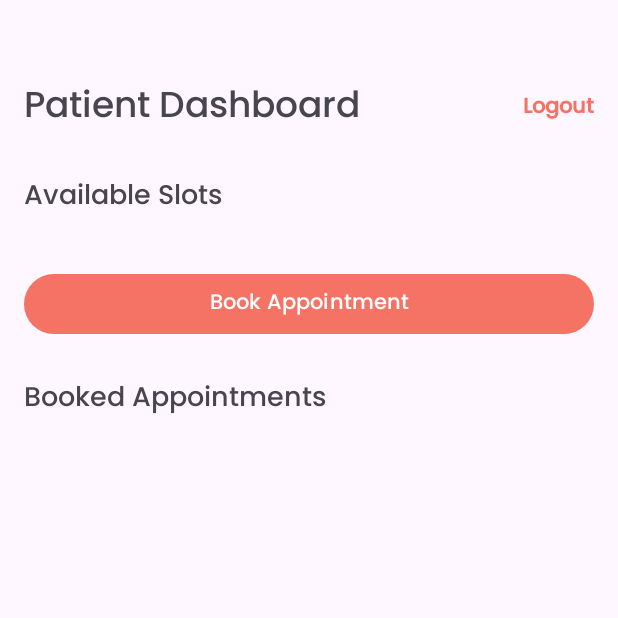
After one commit to varunvjha/MedConnect, an Android app: the PatientActivity screen opened directly, with no data from a screen before it, on a phone screen of 412 x 824 dp, the top half of it. The commit adds this screen. Run offline under Robolectric (Android 15) with nearby library versions, the phone set to English and light mode, and no system bars; 5 statements that could not run were skipped.

Commit message:
Added models and PatientActivity

```diff
--- /dev/null
+++ b/app/src/main/java/com/flavumhealth/medconnect/ui/patient/PatientActivity.kt
@@ -0,0 +1,60 @@
+package com.flavumhealth.medconnect.ui.patient
+
+import android.os.Bundle
+import android.widget.Button
+import androidx.appcompat.app.AppCompatActivity
+import androidx.lifecycle.Observer
+import androidx.lifecycle.ViewModelProvider
+import androidx.recyclerview.widget.LinearLayoutManager
+import androidx.recyclerview.widget.RecyclerView
+import com.flavumhealth.medconnect.R
+import com.flavumhealth.medconnect.data.AppointmentRepository
+import com.flavumhealth.medconnect.ui.adapter.AppointmentAdapter
+import com.flavumhealth.medconnect.util.PatientViewModelFactory
+
+class PatientActivity : AppCompatActivity() {
+    private lateinit var viewModel: PatientViewModel
+    private lateinit var repository: AppointmentRepository
+
+    override fun onCreate(savedInstanceState: Bundle?) {
+        super.onCreate(savedInstanceState)
+        setContentView(R.layout.activity_patient)
+
+        repository = intent.getSerializableExtra("repository") as AppointmentRepository
+
+        viewModel = ViewModelProvider(this, PatientViewModelFactory(repository)).get(PatientViewModel::class.java)
+
+
+        findViewById<Button>(R.id.btnLogout).setOnClickListener {
+            finish()
+        }
+
+        val availableSlotsAdapter = AppointmentAdapter()
+        findViewById<RecyclerView>(R.id.rvAvailableSlots).apply {
+            layoutManager = LinearLayoutManager(this@PatientActivity)
+            adapter = availableSlotsAdapter
+        }
+
+        viewModel.availableSlots.observe(this) { availableSlots ->
+            availableSlotsAdapter.setAppointments(availableSlots)
+        }
+
+        val bookedAppointmentsAdapter = AppointmentAdapter()
+        findViewById<RecyclerView>(R.id.rvBookedAppointments).apply {
+            layoutManager = LinearLayoutManager(this@PatientActivity)
+            adapter = bookedAppointmentsAdapter
+        }
+
+        findViewById<Button>(R.id.btnBookAppointment).setOnClickListener {
+            val selectedSlot = viewModel.availableSlots.value?.get(0)
+
+            if (selectedSlot != null) {
+                viewModel.bookAppointment(selectedSlot)
+            }
+        }
+
+        viewModel.availableSlots.observe(this, Observer { availableSlots ->
+            availableSlotsAdapter.setAppointments(availableSlots)
+        })
+    }
+}
--- /dev/null
+++ b/app/src/main/res/layout/activity_patient.xml
@@ -0,0 +1,72 @@
+<?xml version="1.0" encoding="utf-8"?>
+<RelativeLayout xmlns:android="http://schemas.android.com/apk/res/android"
+    android:layout_width="match_parent"
+    android:layout_height="match_parent"
+    android:padding="16dp">
+
+    <TextView
+        android:id="@+id/tvTitle"
+        android:layout_width="wrap_content"
+        android:layout_height="wrap_content"
+        android:text="@string/patient_dashboard"
+        android:textSize="24sp"
+        android:fontFamily="@font/poppins_medium"
+        android:layout_marginTop="36dp"/>
+
+    <TextView
+        android:id="@+id/btnLogout"
+        android:layout_width="wrap_content"
+        android:layout_height="wrap_content"
+        android:text="@string/logout"
+        android:gravity="center_vertical"
+        android:textStyle="bold"
+        android:textColor="@color/colorPrimary"
+        android:fontFamily="@font/poppins_medium"
+        android:layout_alignParentEnd="true"
+        android:layout_alignTop="@id/tvTitle"
+        android:layout_alignBottom="@id/tvTitle"/>
+
+    <TextView
+        android:id="@+id/tvAvailableSlots"
+        android:layout_width="wrap_content"
+        android:layout_height="wrap_content"
+        android:text="@string/available_slots"
+        android:fontFamily="@font/poppins_medium"
+        android:textSize="18sp"
+        android:layout_below="@id/btnLogout"
+        android:layout_marginTop="24dp"/>
+
+    <androidx.recyclerview.widget.RecyclerView
+        android:id="@+id/rvAvailableSlots"
+        android:layout_width="match_parent"
+        android:layout_height="wrap_content"
+        android:layout_below="@id/tvAvailableSlots"
+        android:layout_marginTop="8dp"/>
+
+    <com.google.android.material.button.MaterialButton
+        android:id="@+id/btnBookAppointment"
+        android:layout_width="match_parent"
+        android:layout_height="wrap_content"
+        android:text="@string/book_appointment"
+        android:fontFamily="@font/poppins_medium"
+        android:layout_below="@id/rvAvailableSlots"
+        android:layout_marginTop="24dp"/>
+
+    <TextView
+        android:id="@+id/tvBookedAppointments"
+        android:layout_width="wrap_content"
+        android:layout_height="wrap_content"
+        android:fontFamily="@font/poppins_medium"
+        android:text="@string/booked_appointments"
+        android:textSize="18sp"
+        android:layout_below="@id/btnBookAppointment"
+        android:layout_marginTop="24dp"/>
+
+    <androidx.recyclerview.widget.RecyclerView
+        android:id="@+id/rvBookedAppointments"
+        android:layout_width="match_parent"
+        android:layout_height="wrap_content"
+        android:layout_below="@id/tvBookedAppointments"
+        android:layout_marginTop="8dp"/>
+
+</RelativeLayout>
--- a/app/src/main/res/values/strings.xml
+++ b/app/src/main/res/values/strings.xml
@@ -4,4 +4,9 @@
     <string name="password">Password</string>
     <string name="login">Login</string>
     <string name="welcome_to_medconnect">Welcome to MedConnect</string>
+    <string name="book_appointment">Book Appointment</string>
+    <string name="booked_appointments">Booked Appointments</string>
+    <string name="available_slots">Available Slots</string>
+    <string name="logout">Logout</string>
+    <string name="patient_dashboard">Patient Dashboard</string>
 </resources>
--- a/build.gradle
+++ b/build.gradle
@@ -2,5 +2,5 @@
 plugins {
     id 'com.android.application' version '8.0.2' apply false
     id 'com.android.library' version '8.0.2' apply false
-    id 'org.jetbrains.kotlin.android' version '1.8.20' apply false
+    id 'org.jetbrains.kotlin.android' version '1.9.20' apply false
 }
```
Also changed, not shown: app/build.gradle (+10 -2 lines), app/src/main/AndroidManifest.xml (+6 -3 lines), app/src/main/java/com/flavumhealth/medconnect/data/AppointmentRepository.kt (added, +25 -0 lines), app/src/main/java/com/flavumhealth/medconnect/data/model/Appointment.kt (added, +19 -0 lines), app/src/main/java/com/flavumhealth/medconnect/di/AppDatabase.kt (added, +10 -0 lines), app/src/main/java/com/flavumhealth/medconnect/di/AppointmentDao.kt (added, +26 -0 lines), app/src/main/java/com/flavumhealth/medconnect/ui/adapter/AppointmentAdapter.kt (added, +35 -0 lines), app/src/main/java/com/flavumhealth/medconnect/ui/doctor/DoctorViewModel.kt (added, +16 -0 lines), app/src/main/java/com/flavumhealth/medconnect/ui/patient/PatientViewModel.kt (added, +22 -0 lines), app/src/main/java/com/flavumhealth/medconnect/util/DoctorViewModelFactory.kt (added, +16 -0 lines), app/src/main/java/com/flavumhealth/medconnect/util/PatientViewModelFactory.kt (added, +16 -0 lines), app/src/main/res/layout/item_appointment.xml (added, +26 -0 lines).
